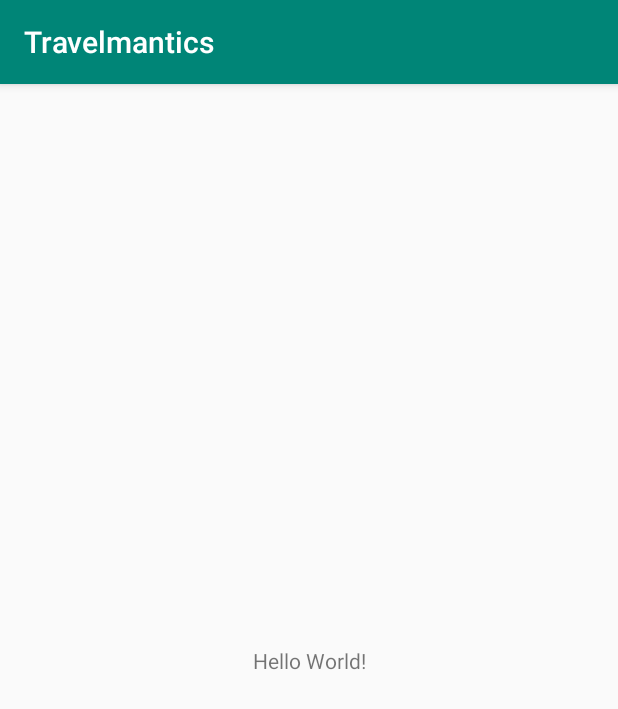
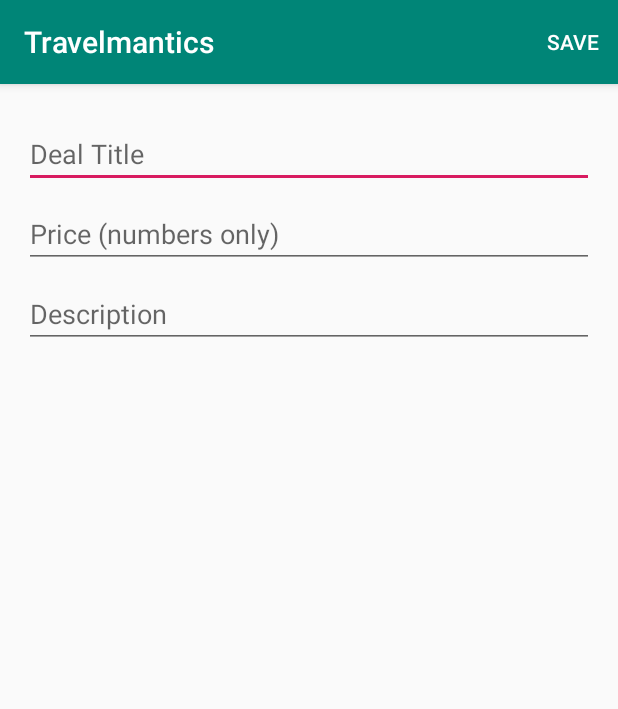
Before and after one commit to ireolaniyan/Travelmantics, an Android app: the screen it shows after launch (InsertActivity), on a phone screen of 412 x 824 dp. Shown: the top 709 px of the screen. Run offline under Robolectric (Android 15) with nearby library versions, the phone set to English and light mode, and no system bars.

Commit message:
ui: add title, price and description edit text fields to InsertActivity. Add Save menu.

```diff
--- a/app/src/main/java/com/example/travelmantics/InsertActivity.java
+++ b/app/src/main/java/com/example/travelmantics/InsertActivity.java
@@ -3,12 +3,22 @@ package com.example.travelmantics;
 import androidx.appcompat.app.AppCompatActivity;
 
 import android.os.Bundle;
+import android.view.Menu;
+import android.view.MenuInflater;
 
 public class InsertActivity extends AppCompatActivity {
 
     @Override
     protected void onCreate(Bundle savedInstanceState) {
         super.onCreate(savedInstanceState);
-        setContentView(R.layout.activity_main);
+        setContentView(R.layout.activity_insert);
+    }
+
+    @Override
+    public boolean onCreateOptionsMenu(Menu menu) {
+//        Show Save Menu
+        MenuInflater menuInflater = getMenuInflater();
+        menuInflater.inflate(R.menu.save_menu, menu);
+        return true;
     }
 }
--- /dev/null
+++ b/app/src/main/res/layout/activity_insert.xml
@@ -0,0 +1,42 @@
+<?xml version="1.0" encoding="utf-8"?>
+<androidx.constraintlayout.widget.ConstraintLayout xmlns:android="http://schemas.android.com/apk/res/android"
+    xmlns:app="http://schemas.android.com/apk/res-auto"
+    xmlns:tools="http://schemas.android.com/tools"
+    android:layout_width="match_parent"
+    android:layout_height="match_parent"
+    tools:context=".InsertActivity">
+
+    <EditText
+        android:id="@+id/textTitle"
+        android:layout_width="0dp"
+        android:layout_height="wrap_content"
+        android:layout_marginStart="@dimen/text_margin_standard"
+        android:layout_marginTop="@dimen/text_margin_large"
+        android:layout_marginEnd="@dimen/text_margin_standard"
+        android:hint="@string/title_hint"
+        app:layout_constraintEnd_toEndOf="parent"
+        app:layout_constraintStart_toStartOf="parent"
+        app:layout_constraintTop_toTopOf="parent" />
+
+    <EditText
+        android:id="@+id/textPrice"
+        android:layout_width="0dp"
+        android:layout_height="wrap_content"
+        android:layout_marginTop="8dp"
+        android:inputType="numberDecimal"
+        android:hint="@string/price_hint"
+        app:layout_constraintEnd_toEndOf="@+id/textTitle"
+        app:layout_constraintStart_toStartOf="@+id/textTitle"
+        app:layout_constraintTop_toBottomOf="@+id/textTitle" />
+
+    <EditText
+        android:id="@+id/textDescription"
+        android:layout_width="0dp"
+        android:layout_height="wrap_content"
+        android:layout_marginTop="8dp"
+        android:hint="@string/description_hint"
+        app:layout_constraintEnd_toEndOf="@+id/textPrice"
+        app:layout_constraintHorizontal_bias="1.0"
+        app:layout_constraintStart_toStartOf="@+id/textPrice"
+        app:layout_constraintTop_toBottomOf="@+id/textPrice" />
+</androidx.constraintlayout.widget.ConstraintLayout>
--- a/app/src/main/res/layout/activity_main.xml
+++ /dev/null
@@ -1,18 +0,0 @@
-<?xml version="1.0" encoding="utf-8"?>
-<androidx.constraintlayout.widget.ConstraintLayout xmlns:android="http://schemas.android.com/apk/res/android"
-    xmlns:app="http://schemas.android.com/apk/res-auto"
-    xmlns:tools="http://schemas.android.com/tools"
-    android:layout_width="match_parent"
-    android:layout_height="match_parent"
-    tools:context=".InsertActivity">
-
-    <TextView
-        android:layout_width="wrap_content"
-        android:layout_height="wrap_content"
-        android:text="Hello World!"
-        app:layout_constraintBottom_toBottomOf="parent"
-        app:layout_constraintLeft_toLeftOf="parent"
-        app:layout_constraintRight_toRightOf="parent"
-        app:layout_constraintTop_toTopOf="parent" />
-
-</androidx.constraintlayout.widget.ConstraintLayout>
--- /dev/null
+++ b/app/src/main/res/menu/save_menu.xml
@@ -0,0 +1,8 @@
+<?xml version="1.0" encoding="utf-8"?>
+<menu xmlns:android="http://schemas.android.com/apk/res/android"
+    xmlns:app="http://schemas.android.com/apk/res-auto">
+
+    <item android:id="@+id/save_menu"
+        android:title="@string/save_menu"
+        app:showAsAction="always"/>
+</menu>
--- /dev/null
+++ b/app/src/main/res/values/dimens.xml
@@ -0,0 +1,5 @@
+<?xml version="1.0" encoding="utf-8"?>
+<resources>
+    <dimen name="text_margin_standard">16dp</dimen>
+    <dimen name="text_margin_large">24dp</dimen>
+</resources>
--- a/app/src/main/res/values/strings.xml
+++ b/app/src/main/res/values/strings.xml
@@ -1,3 +1,7 @@
 <resources>
     <string name="app_name">Travelmantics</string>
+    <string name="title_hint">Deal Title</string>
+    <string name="price_hint">Price (numbers only)</string>
+    <string name="description_hint">Description</string>
+    <string name="save_menu">Save</string>
 </resources>
```
